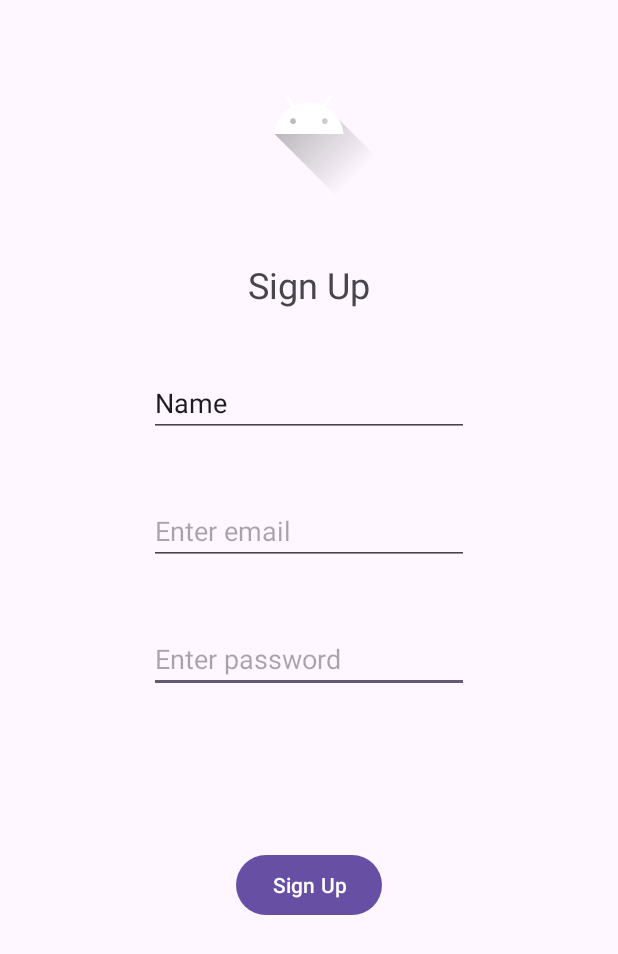
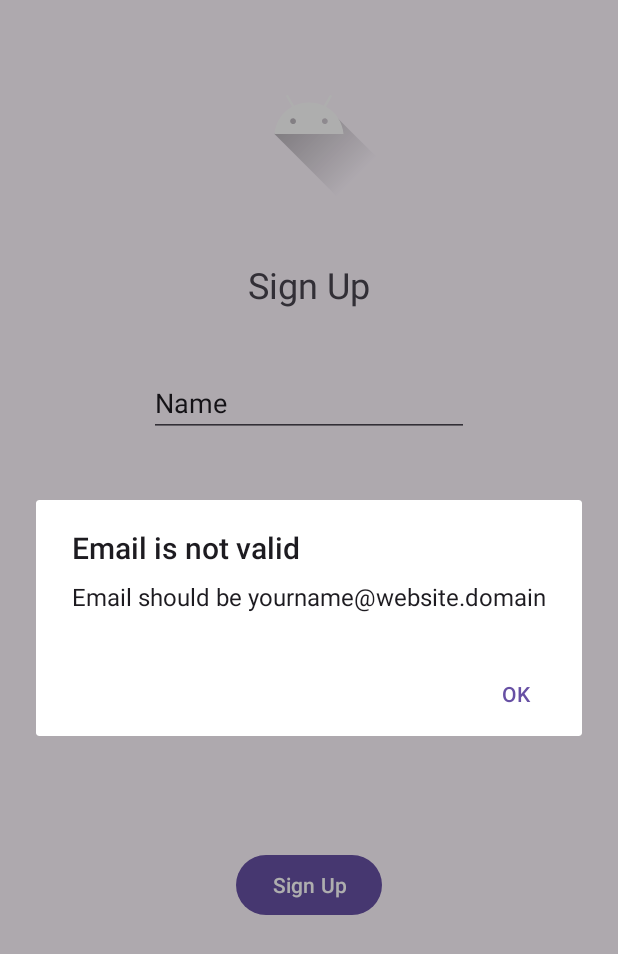
Before and after one commit to Ducnnn/Project-Gym, an Android app: the SignUpActivity screen opened directly, with no data from a screen before it, after a tap on "Sign Up", on a phone screen of 412 x 824 dp. Shown: the top 954 px of the screen. Run offline under Robolectric (Android 15) with nearby library versions, the phone set to English and light mode, and no system bars; our stand-ins replace Firebase (no records; nobody signed in at launch, a user with empty details on screens opened directly).

Commit message:
created a check for password and email validation

```diff
--- a/app/src/main/java/com/example/projectgym/SignUpActivity.kt
+++ b/app/src/main/java/com/example/projectgym/SignUpActivity.kt
@@ -8,6 +8,7 @@ import android.widget.Button
 import android.widget.EditText
 import android.widget.Toast
 import androidx.activity.enableEdgeToEdge
+import androidx.appcompat.app.AlertDialog
 import androidx.appcompat.app.AppCompatActivity
 import com.google.firebase.Firebase
 import com.google.firebase.auth.FirebaseAuth
@@ -16,6 +17,14 @@ import com.google.firebase.auth.auth
 class SignUpActivity : AppCompatActivity() {
 
     private lateinit var auth: FirebaseAuth
+    private val SIGN_UP_MESSAGE_PASSWORD_WRONG =
+        "Password must be at least 6 characters long and may contain only uppercase letters, lowercase letters, numbers and symbols: ~`!@#\$%^&*()_-+={[}]|\\:;\"'<,>.?/"
+    private val SIGN_UP_MESSAGE_EMAIL_WRONG =
+        "Email should be yourname@website.domain"
+    private val allowedCharacters =
+        "ABCDEFGHIJKLMNOPQRSTUVWXYZabcdefghijklmnopqrstuvwxyz1234567890~`!@#\$%^&*()_-+={[}]|\\:;\"'<,>.?/"
+    private val TITLE_WRONG_SYMBOLS_IN_PASSWORD = "Wrong symbols in password"
+    private val TITLE_EMAIL_IS_NOT_VALID = "Email is not valid"
 
     override fun onCreate(savedInstanceState: Bundle?) {
         super.onCreate(savedInstanceState)
@@ -26,6 +35,7 @@ class SignUpActivity : AppCompatActivity() {
         val editTextEmail = findViewById<EditText>(R.id.edtext_email_signUp)
         val editTextPassword = findViewById<EditText>(R.id.edtext_password_signUp)
         btn.setOnClickListener {
+//          TODO: implement a name adding feature
             val email = editTextEmail.text.toString()
             val password = editTextPassword.text.toString()
             createAccount(email, password)
@@ -34,10 +44,14 @@ class SignUpActivity : AppCompatActivity() {
     }
 
 
+    private fun createAccount(email: String, password: String) {
+        if (!checkCredentials(email, password)) {
+            return
+        }
 
-    private fun createAccount(email: String, password: String) {
         try {
-            auth.createUserWithEmailAndPassword(email, password).addOnCompleteListener(this) { task ->
+            auth.createUserWithEmailAndPassword(email, password)
+                .addOnCompleteListener(this) { task ->
                     if (task.isSuccessful) {
                         Log.d("signup", "createUserWithEmail:success")
                         val mainMenuActivity = Intent(this, MainMenuActivity::class.java)
@@ -51,11 +65,47 @@ class SignUpActivity : AppCompatActivity() {
                         ).show()
                     }
                 }
-        } catch (e:Exception){
+        } catch (e: Exception) {
             Log.w("signup", "Exception: $e")
         }
+    }
 
+    private fun isPasswordValid(password: String): Boolean {
+        if (password.length < 6) {
+            return false
+        }
+        for (letter in password) {
+            if (!allowedCharacters.contains(letter)) {
+                return false
+            }
+        }
+        return true
+    }
 
+    private fun isEmailValid(email: String): Boolean {
+        return android.util.Patterns.EMAIL_ADDRESS.matcher(email).matches();
+    }
+
+    private fun checkCredentials(email: String, password: String): Boolean {
+        if (!isEmailValid(email)) {
+            AlertDialog.Builder(this)
+                .setMessage(SIGN_UP_MESSAGE_EMAIL_WRONG)
+                .setTitle(TITLE_EMAIL_IS_NOT_VALID)
+                .setPositiveButton("OK") { _, _ ->
+                    {}
+                }.create().show()
+            return false
+        }
+        if (!isPasswordValid(password)) {
+            AlertDialog.Builder(this)
+                .setMessage(SIGN_UP_MESSAGE_PASSWORD_WRONG)
+                .setTitle(TITLE_WRONG_SYMBOLS_IN_PASSWORD)
+                .setPositiveButton("OK") { _, _ ->
+                    {}
+                }.create().show()
+            return false
+        }
+        return true
 
     }
 }
```
Lines whose indentation alone changed are shown as unchanged.
